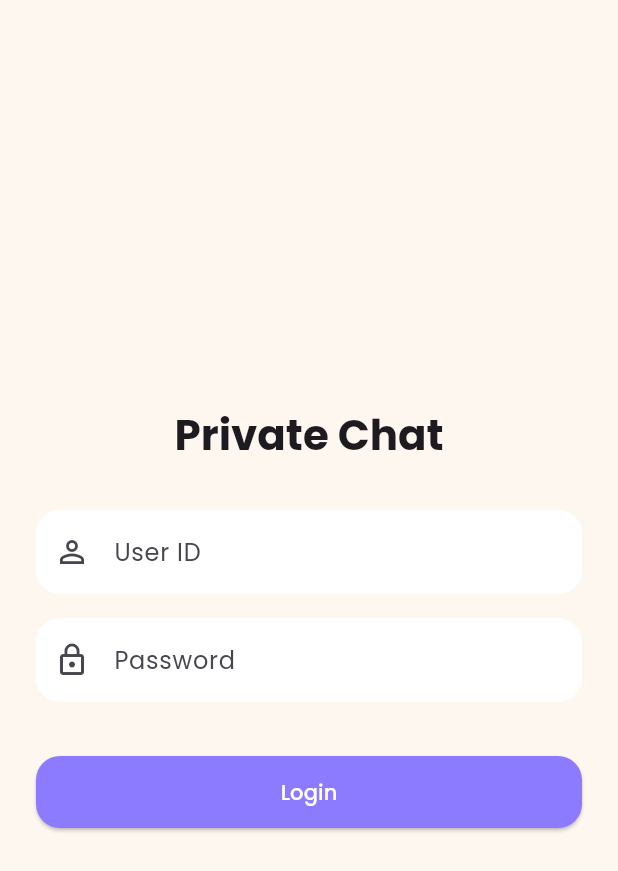
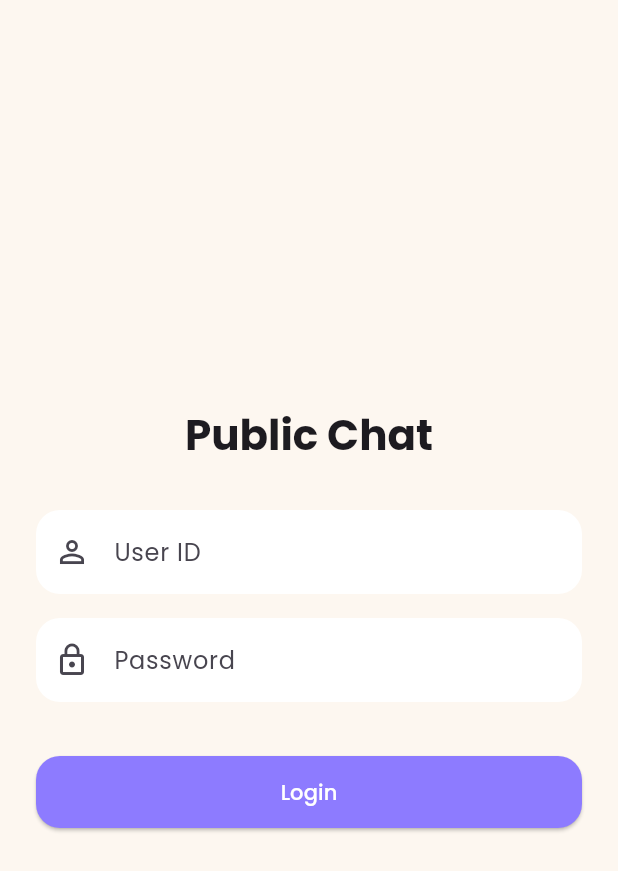
Before and after one commit to atharvasangade14055-web/cutie, a Flutter app: the screen it shows after launch, on a phone screen of 412 x 824 dp. Shown: the top 871 px of the screen. Run offline on Flutter 3.47's test engine with Material 3 defaults, Android fonts, the light colour scheme and no system bars; our stand-ins replace firebase_core, firebase_database, google_fonts, shared_preferences; accounts and stored records are empty.

Commit message:
Updated UI

```diff
--- a/lib/main.dart
+++ b/lib/main.dart
@@ -38,7 +38,7 @@ class MyApp extends StatelessWidget {
 
     return MaterialApp(
       debugShowCheckedModeBanner: false,
-      title: 'Private Chat',
+      title: 'Public Chat',
       theme: ThemeData(
         useMaterial3: true,
         colorScheme: baseColorScheme,
--- a/lib/screens/chat_screen.dart
+++ b/lib/screens/chat_screen.dart
@@ -137,7 +137,7 @@ class _ChatScreenState extends State<ChatScreen> {
 
     return Scaffold(
       appBar: AppBar(
-        title: const Text('Private Chat'),
+        title: const Text('Public Chat'),
         actions: [
           IconButton(
             icon: const Icon(Icons.logout),
--- a/lib/screens/login_screen.dart
+++ b/lib/screens/login_screen.dart
@@ -96,7 +96,7 @@ class _LoginScreenState extends State<LoginScreen> {
               crossAxisAlignment: CrossAxisAlignment.stretch,
               children: [
                 Text(
-                  'Private Chat',
+                  'Public Chat',
                   textAlign: TextAlign.center,
                   style: theme.textTheme.headlineMedium?.copyWith(
                     fontWeight: FontWeight.bold,
```
